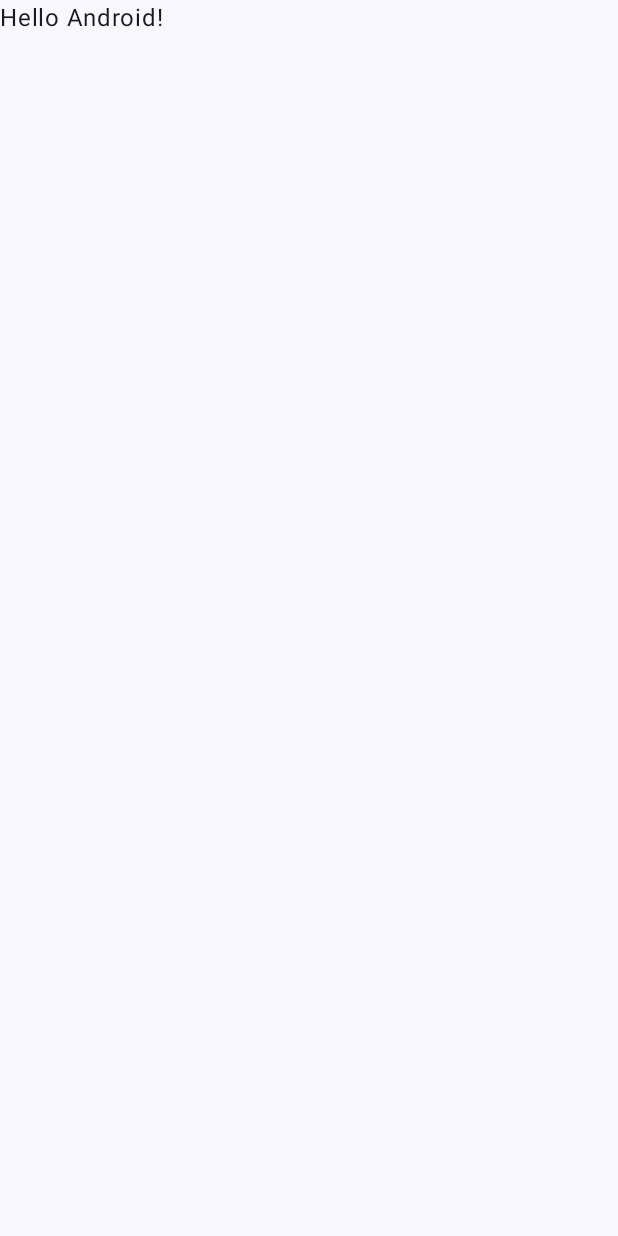
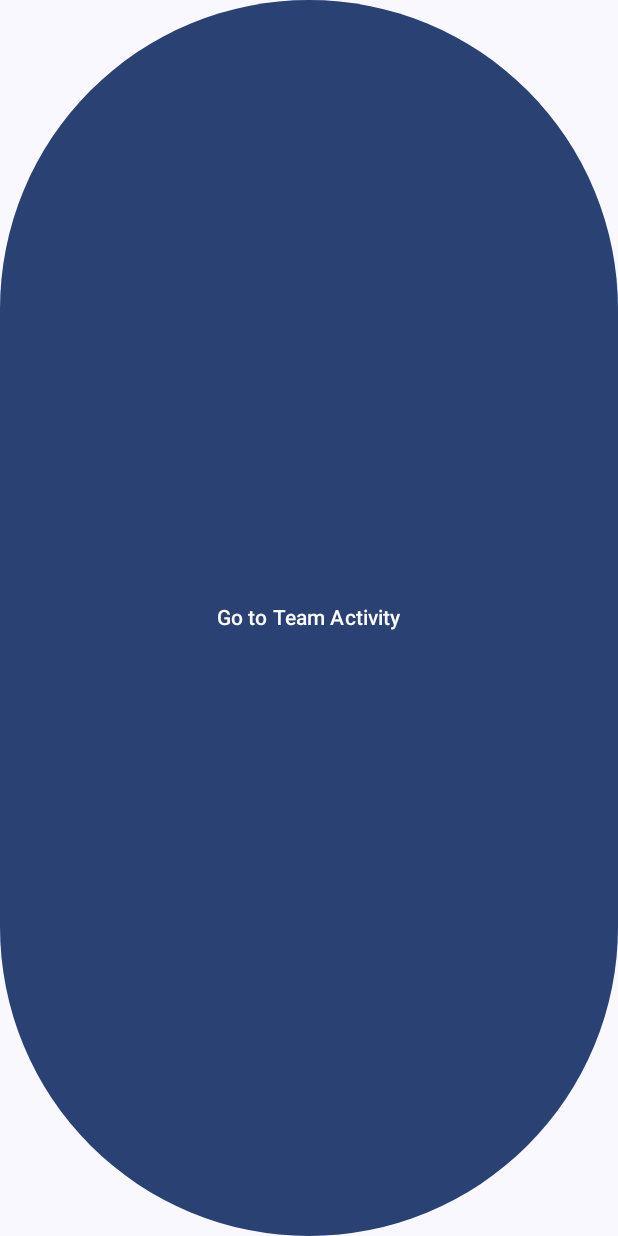
Before and after one commit to BabaTheBoundless/NFLAndriodApp, an Android app built with Jetpack Compose: the screen it shows after launch (MainActivity), on a phone screen of 412 x 824 dp. Before the commit the screen is almost empty. Run offline under Robolectric (Android 15) with nearby library versions, the phone set to English and light mode, and no system bars.

```diff
--- a/app/src/main/java/com/example/myfinalproject/MainActivity.kt
+++ b/app/src/main/java/com/example/myfinalproject/MainActivity.kt
@@ -1,16 +1,19 @@
 package com.example.myfinalproject
 
+import android.content.Intent
 import android.os.Bundle
 import androidx.activity.ComponentActivity
 import androidx.activity.compose.setContent
 import androidx.activity.enableEdgeToEdge
 import androidx.compose.foundation.layout.fillMaxSize
 import androidx.compose.foundation.layout.padding
+import androidx.compose.material3.Button
 import androidx.compose.material3.Scaffold
 import androidx.compose.material3.Text
 import androidx.compose.runtime.Composable
 import androidx.compose.ui.Modifier
 import androidx.compose.ui.tooling.preview.Preview
+import com.example.myfinalproject.screens.TeamActivity
 import com.example.myfinalproject.ui.theme.MyFinalProjectTheme
 
 class MainActivity : ComponentActivity() {
@@ -18,30 +21,26 @@ class MainActivity : ComponentActivity() {
         super.onCreate(savedInstanceState)
         enableEdgeToEdge()
         setContent {
-            MyFinalProjectTheme {
-                Scaffold(modifier = Modifier.fillMaxSize()) { innerPadding ->
-                    Greeting(
-                        name = "Android",
-                        modifier = Modifier.padding(innerPadding)
-                    )
-                }
-            }
+           MyFinalProjectTheme {
+               MainScreen {
+                   val intent = Intent(this, TeamActivity::class.java)
+                   startActivity(intent)
+               }
+           }
         }
     }
 }
 
 @Composable
-fun Greeting(name: String, modifier: Modifier = Modifier) {
-    Text(
-        text = "Hello $name!",
-        modifier = modifier
-    )
-}
-
-@Preview(showBackground = true)
-@Composable
-fun GreetingPreview() {
-    MyFinalProjectTheme {
-        Greeting("Android")
+fun MainScreen(onNavigateToTeamActivity: () -> Unit) {
+    Scaffold { paddingValues ->
+        Button(
+            onClick = { onNavigateToTeamActivity() },
+            modifier = Modifier
+                .fillMaxSize()
+                .padding(paddingValues)
+        ) {
+            Text(text = "Go to Team Activity")
+        }
     }
 }
--- a/app/src/main/java/com/example/myfinalproject/order/OrderUiState.kt
+++ b/app/src/main/java/com/example/myfinalproject/order/OrderUiState.kt
@@ -1,8 +1,7 @@
 package com.example.myfinalproject.order
 
 data class OrderUiState(
-    val name: String = "",
-    val selectedPlayer: String = ""
+    val Name: String = "",
 
 
 )
```
Also changed, not shown: app/src/main/AndroidManifest.xml (+13 -1 lines), app/src/main/java/com/example/myfinalproject/api/ApiRequest.kt (+4 -5 lines), app/src/main/java/com/example/myfinalproject/order/DataSource.kt (+12 -12 lines), app/src/main/java/com/example/myfinalproject/order/OrderViewModel.kt (+7 -1 lines), app/src/main/java/com/example/myfinalproject/screens/TeamScreen.kt (added, +8 -0 lines), app/src/main/java/com/example/myfinalproject/screens/TeamView.kt (+13 -2 lines).
